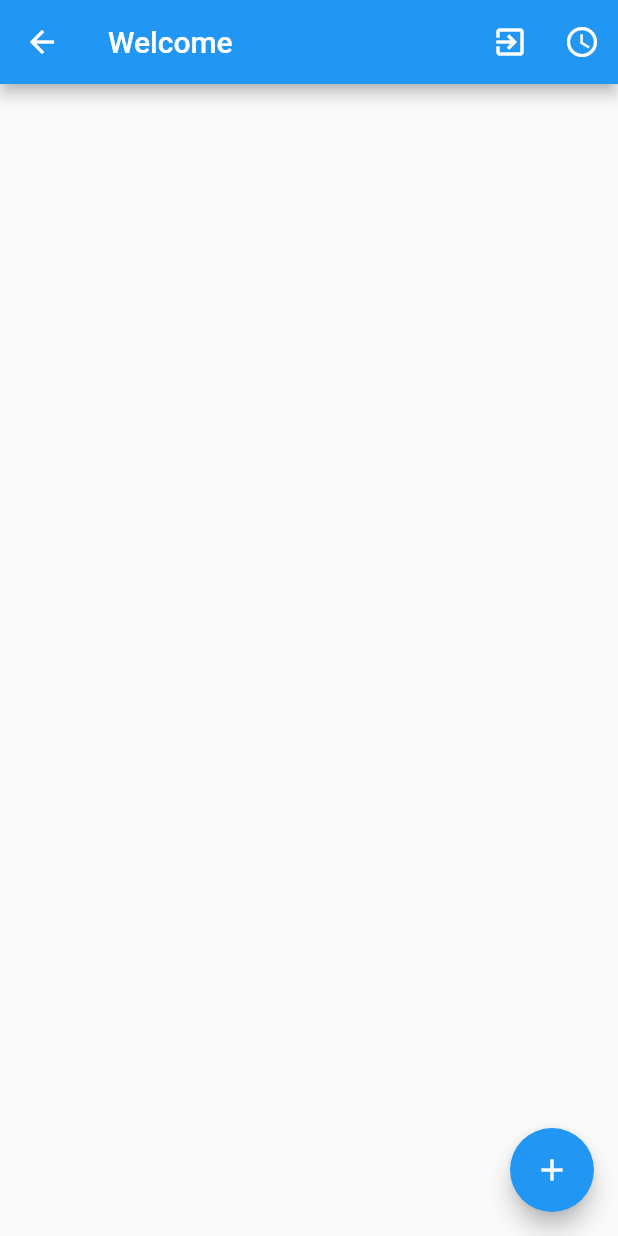
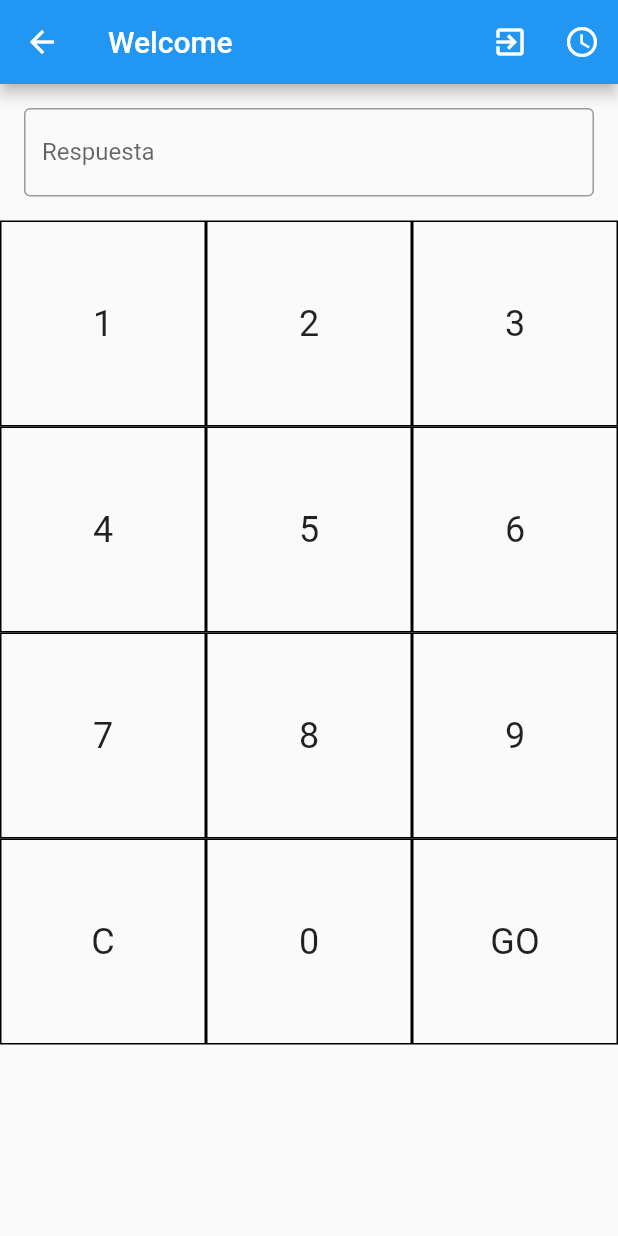
Before and after one commit to Oetam05/Movil_classProject, a Flutter app: the UserListPage screen opened directly, on a phone screen of 412 x 824 dp. Run offline on Flutter 3.47's test engine with Material 2 defaults, Android fonts, the phone set to English and light mode, and no system bars; our stand-ins replace get, loggy; accounts and stored records are empty; network calls fail.

Commit message:
Calculadora implementada

```diff
--- a/lib/ui/pages/content/user_list_page.dart
+++ b/lib/ui/pages/content/user_list_page.dart
@@ -1,4 +1,3 @@
-import 'package:f_web_authentication/ui/pages/content/edit_user_page.dart';
 import 'package:flutter/material.dart';
 import 'package:get/get.dart';
 import 'package:loggy/loggy.dart';
@@ -19,12 +18,35 @@ class _UserListPageState extends State<UserListPage> {
   UserController userController = Get.find();
   AuthenticationController authenticationController = Get.find();
 
+  TextEditingController userInputController = TextEditingController();
+  String selectedNumbers = '';
+
   _logout() async {
     try {
       await authenticationController.logOut();
     } catch (e) {
       logInfo(e);
     }
+  }
+
+  void _addToSelectedNumbers(String number) {
+    setState(() {
+      selectedNumbers += number;
+      userInputController.text = selectedNumbers;
+    });
+  }
+
+  @override
+  void dispose() {
+    userInputController.dispose();
+    super.dispose();
+  }
+
+  void _clearSelectedNumbers() {
+    setState(() {
+      selectedNumbers = '';
+      userInputController.clear(); // Borra el contenido del campo de texto.
+    });
   }
 
   @override
@@ -42,50 +64,60 @@ class _UserListPageState extends State<UserListPage> {
               userController.simulateProcess();
             }),
       ]),
-      body: Center(child: _getXlistView()),
-      floatingActionButton: FloatingActionButton(
-        onPressed: () async {
-          logInfo("Add user from UI");
-          Get.to(() => const NewUserPage());
-        },
-        child: const Icon(Icons.add),
-      ),
-    );
-  }
-
-  Widget _getXlistView() {
-    return Obx(
-      () => ListView.builder(
-        itemCount: userController.users.length,
-        itemBuilder: (context, index) {
-          User user = userController.users[index];
-          return Dismissible(
-            key: UniqueKey(),
-            background: Container(
-                color: Colors.red,
-                alignment: Alignment.centerLeft,
-                child: const Padding(
-                  padding: EdgeInsets.only(left: 20),
-                  child: Text(
-                    "Deleting",
-                    style: TextStyle(color: Colors.white),
-                  ),
-                )),
-            onDismissed: (direction) {
-              userController.deleteUser(user.id!);
-            },
-            child: Card(
-              child: ListTile(
-                title: Text(user.name),
-                subtitle: Text(user.email),
-                onTap: () {
-                  Get.to(() => const EditUserPage(),
-                      arguments: [user, user.id]);
-                },
+      body: Column(
+        children: [
+          Padding(
+            padding: const EdgeInsets.all(16.0),
+            child: TextField(
+              controller: userInputController,
+              readOnly: true, // Para evitar que el usuario edite el campo
+              decoration: const InputDecoration(
+                border: OutlineInputBorder(),
+                labelText: 'Respuesta',
               ),
             ),
-          );
-        },
+          ),
+          Expanded(
+            child: GridView.builder(
+              gridDelegate: const SliverGridDelegateWithFixedCrossAxisCount(
+                crossAxisCount: 3, // 3 columnas en la cuadrícula
+              ),
+              itemCount: 12,
+              itemBuilder: (BuildContext context, int index) {
+                final numero = index + 1;
+                return GestureDetector(
+                  onTap: () {
+                    if (numero == 10) {
+                      _clearSelectedNumbers();
+                    } else if (numero == 11) {
+                      _addToSelectedNumbers('0');
+                    } else if (numero == 12) {
+                      // Lógica para el botón 'GO'
+                    } else {
+                      _addToSelectedNumbers('$numero');
+                    }
+                  },
+                  child: Container(
+                    decoration: BoxDecoration(
+                      border: Border.all(),
+                    ),
+                    alignment: Alignment.center,
+                    child: Text(
+                      numero == 10
+                          ? 'C'
+                          : numero == 11
+                              ? '0'
+                              : numero == 12
+                                  ? 'GO'
+                                  : '$numero',
+                      style: const TextStyle(fontSize: 24.0),
+                    ),
+                  ),
+                );
+              },
+            ),
+          ),
+        ],
       ),
     );
   }
```
